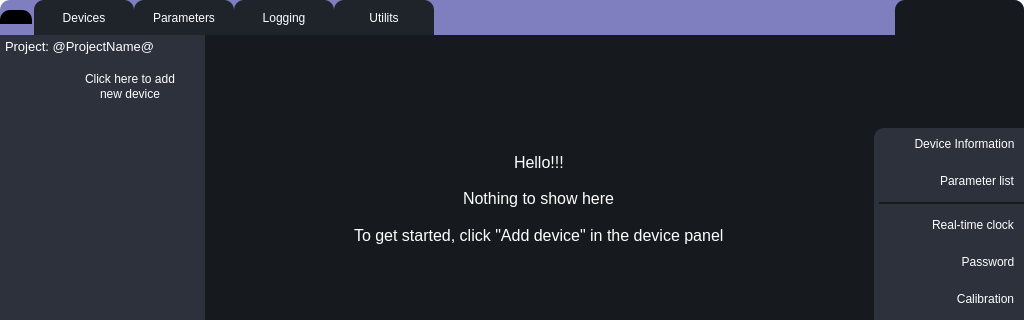
Before: the Qt Designer form UI/forms/form.ui in romangolovkou/AQteck_toolMAX, drawn with Qt 5; both pictures show x 0 to 1024 and y 0 to 320 of the 1024 by 621 pixel window.
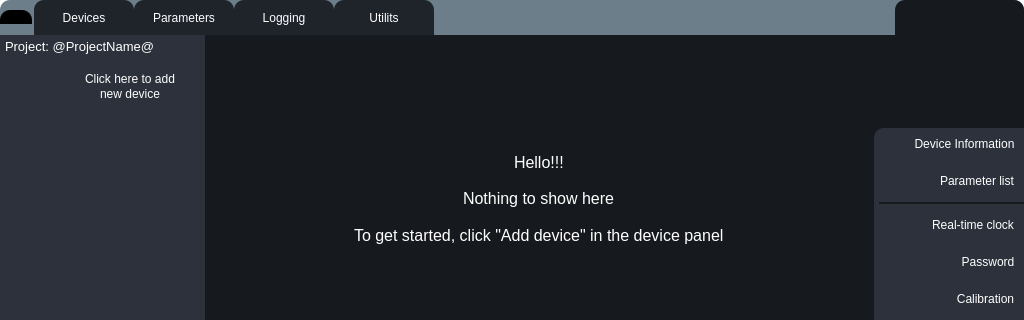
After: the same form once the commit is applied. Icons and pictures are not drawn. Custom widgets are drawn as their Qt base class.

```diff
--- a/UI/forms/form.ui
+++ b/UI/forms/form.ui
@@ -29,7 +29,7 @@
 #headerContainer{
 	border-top-left-radius: 10px;
 	border-top-right-radius: 10px;
-	background-color: rgba(0, 0, 128, 128);
+	background-color: rgba(47, 72, 88, 180);
 }
 
 #menuBtn {
```
